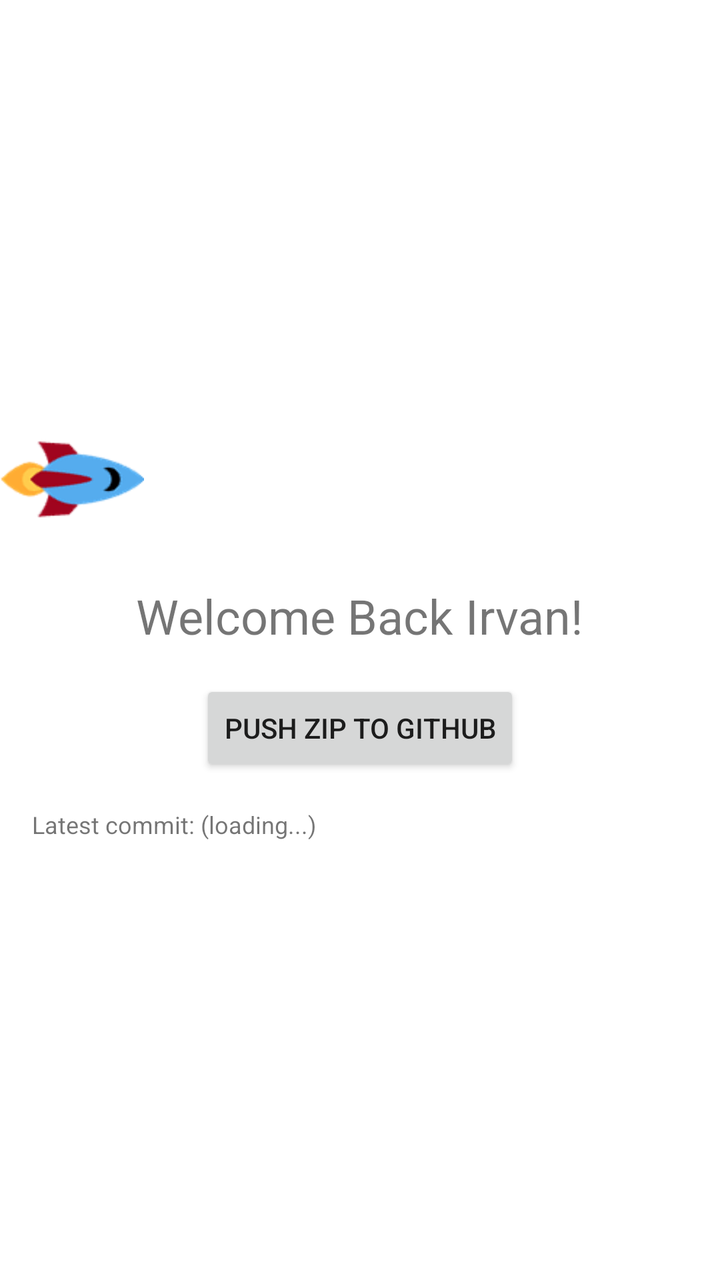
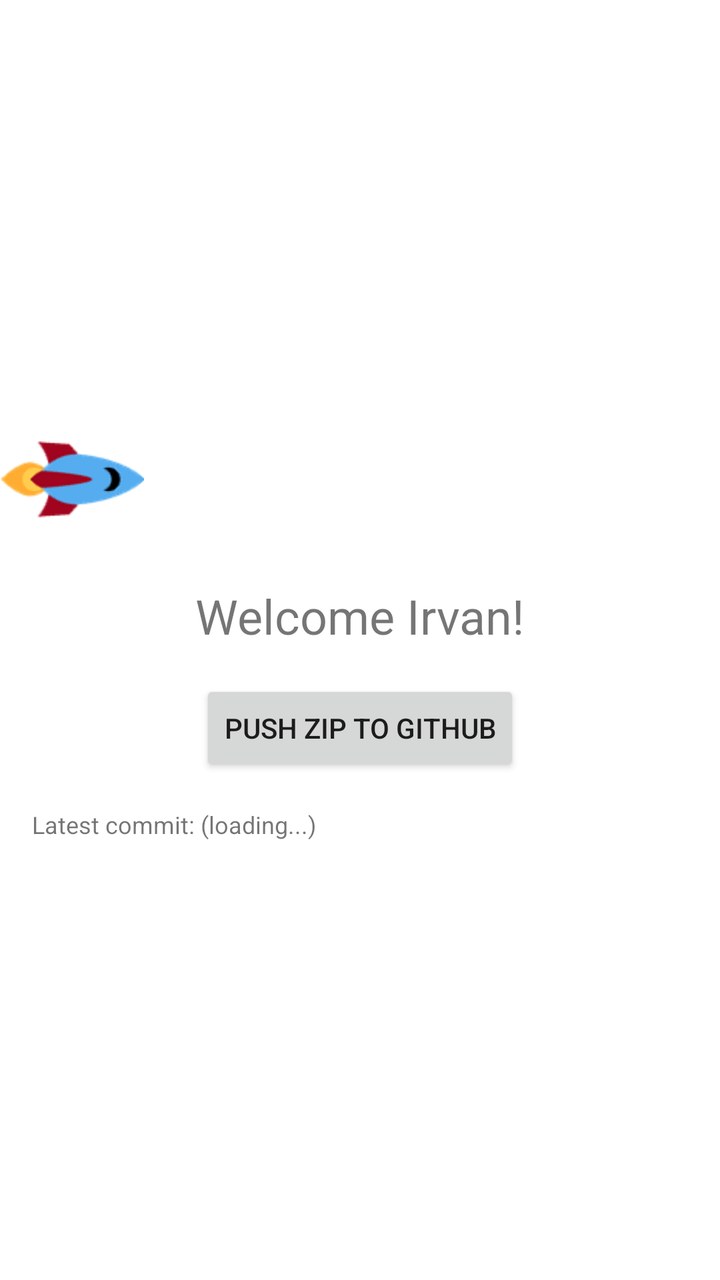

The first picture is an Android layout as it rendered before a commit; the second is the same layout after the commit. The layout source and the unified diff follow.
<!-- AndroidManifest.xml: application theme Theme.HelloWorldAndroid -->
<!-- res/layout/activity_main.xml -->
<?xml version="1.0" encoding="utf-8"?>
<androidx.constraintlayout.widget.ConstraintLayout xmlns:android="http://schemas.android.com/apk/res/android"
    xmlns:app="http://schemas.android.com/apk/res-auto"
    xmlns:tools="http://schemas.android.com/tools"
    android:layout_width="match_parent"
    android:layout_height="match_parent"
    tools:context=".MainActivity">

    <ImageView
        android:id="@+id/rocket"
        android:layout_width="72dp"
        android:layout_height="72dp"
        android:contentDescription="Rocket"
        android:src="@drawable/rocket_right"
        app:layout_constraintBottom_toTopOf="@id/helloText"
        app:layout_constraintStart_toStartOf="parent"
        app:layout_constraintTop_toTopOf="parent"
        app:layout_constraintVertical_chainStyle="packed" />

    <TextView
        android:id="@+id/helloText"
        android:layout_width="wrap_content"
        android:layout_height="wrap_content"
        android:text="Welcome Back Irvan!"
        android:textSize="24sp"
        android:layout_marginTop="16dp"
        app:layout_constraintBottom_toTopOf="@id/pushButton"
        app:layout_constraintEnd_toEndOf="parent"
        app:layout_constraintStart_toStartOf="parent"
        app:layout_constraintTop_toBottomOf="@id/rocket" />

    <Button
        android:id="@+id/pushButton"
        android:layout_width="wrap_content"
        android:layout_height="wrap_content"
        android:layout_marginTop="16dp"
        android:text="Push ZIP to GitHub"
        app:layout_constraintBottom_toTopOf="@id/commitText"
        app:layout_constraintEnd_toEndOf="parent"
        app:layout_constraintStart_toStartOf="parent"
        app:layout_constraintTop_toBottomOf="@id/helloText" />

    <TextView
        android:id="@+id/commitText"
        android:layout_width="0dp"
        android:layout_height="wrap_content"
        android:layout_margin="16dp"
        android:text="Latest commit: (loading...)"
        android:textSize="12sp"
        app:layout_constraintBottom_toBottomOf="parent"
        app:layout_constraintEnd_toEndOf="parent"
        app:layout_constraintStart_toStartOf="parent"
        app:layout_constraintTop_toBottomOf="@id/pushButton" />

</androidx.constraintlayout.widget.ConstraintLayout>
<!-- resources referenced by this layout -->
<resources>
  <!-- drawable rocket_right: png bitmap (drawable, 4071 bytes) -->
  <style name="Theme.HelloWorldAndroid" parent="Theme.MaterialComponents.DayNight.NoActionBar">
          
      </style>
</resources>

<!-- the commit's change to res/layout/activity_main.xml (unified diff, before → after) -->
@@ -21,7 +21,7 @@
         android:id="@+id/helloText"
         android:layout_width="wrap_content"
         android:layout_height="wrap_content"
-        android:text="Welcome Back Irvan!"
+        android:text="Welcome Irvan!"
         android:textSize="24sp"
         android:layout_marginTop="16dp"
         app:layout_constraintBottom_toTopOf="@id/pushButton"
